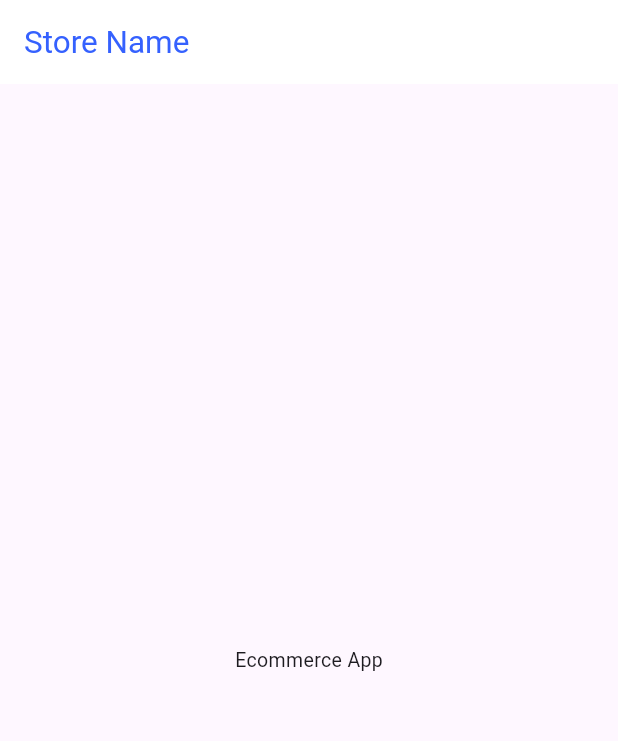
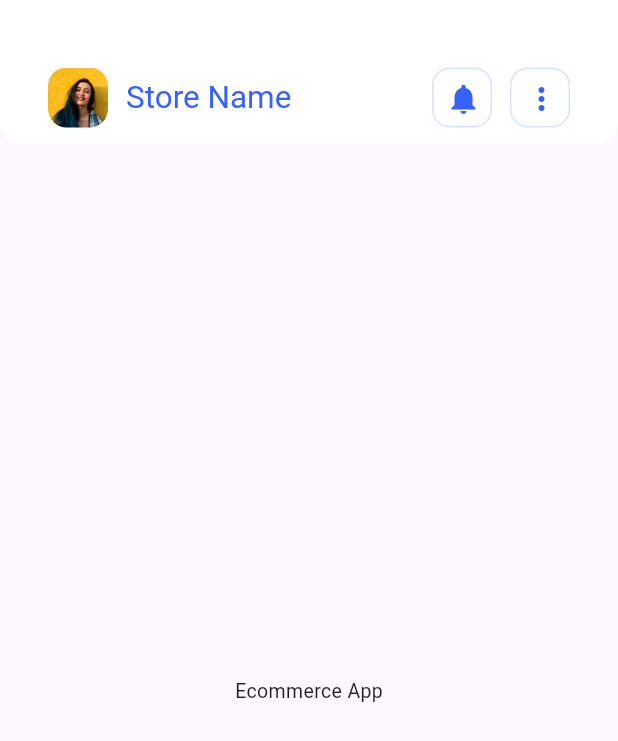
Before and after one commit to jgregoriorincon/flutter_ecommerce, a Flutter app: the screen it shows after launch, on a phone screen of 412 x 824 dp. Shown: the top 741 px of the screen. Run offline on Flutter 3.47's test engine with Material 3 defaults, Android fonts, the phone set to English and light mode, and no system bars.

Commit message:
Home Page Design

```diff
--- a/lib/pages/home_page.dart
+++ b/lib/pages/home_page.dart
@@ -8,13 +8,84 @@ class HomePage extends StatelessWidget {
   Widget build(BuildContext context) {
     return Scaffold(
       appBar: AppBar(
+        toolbarHeight: 97,
+        shape: RoundedRectangleBorder(
+          borderRadius: BorderRadius.only(
+            bottomLeft: Radius.circular(16),
+            bottomRight: Radius.circular(16),
+          ),
+        ),
         backgroundColor: AppColors.brandLightColor,
-        title: Text(
-          'Store Name',
-          style: Theme.of(context).textTheme.headlineLarge,
+        title: Padding(
+          padding: const EdgeInsets.fromLTRB(16, 45, 16, 12),
+          child: Row(
+            children: [
+              Container(
+                height: 40,
+                width: 40,
+                margin: EdgeInsets.only(right: 12),
+                decoration: BoxDecoration(
+                  image: DecorationImage(
+                    image: AssetImage('assets/images/user.png'),
+                  ),
+                  borderRadius: BorderRadius.all(Radius.circular(12)),
+                ),
+              ),
+              Expanded(
+                child: Text(
+                  'Store Name',
+                  style: Theme.of(context).textTheme.headlineLarge,
+                ),
+              ),
+              ContainerHeaderIcon(
+                configMArgin: const EdgeInsets.only(right: 12),
+                iconButton: IconButton(
+                  icon: const Icon(
+                    Icons.notifications,
+                    color: AppColors.brandPrimaryColor,
+                  ),
+                  onPressed: () {},
+                ),
+              ),
+              ContainerHeaderIcon(
+                iconButton: IconButton(
+                  icon: const Icon(
+                    Icons.more_vert,
+                    color: AppColors.brandPrimaryColor,
+                  ),
+                  onPressed: () {},
+                ),
+              ),
+            ],
+          ),
         ),
       ),
       body: const Center(child: Text('Ecommerce App')),
     );
   }
 }
+
+class ContainerHeaderIcon extends StatelessWidget {
+  final IconButton iconButton;
+  final EdgeInsets? configMArgin;
+
+  const ContainerHeaderIcon({
+    super.key,
+    required this.iconButton,
+    this.configMArgin,
+  });
+
+  @override
+  Widget build(BuildContext context) {
+    return Container(
+      height: 40,
+      width: 40,
+      margin: configMArgin,
+      decoration: BoxDecoration(
+        border: Border.all(color: AppColors.brandLightColorBorder),
+        borderRadius: BorderRadius.all(Radius.circular(12)),
+      ),
+      child: iconButton,
+    );
+  }
+}
```
